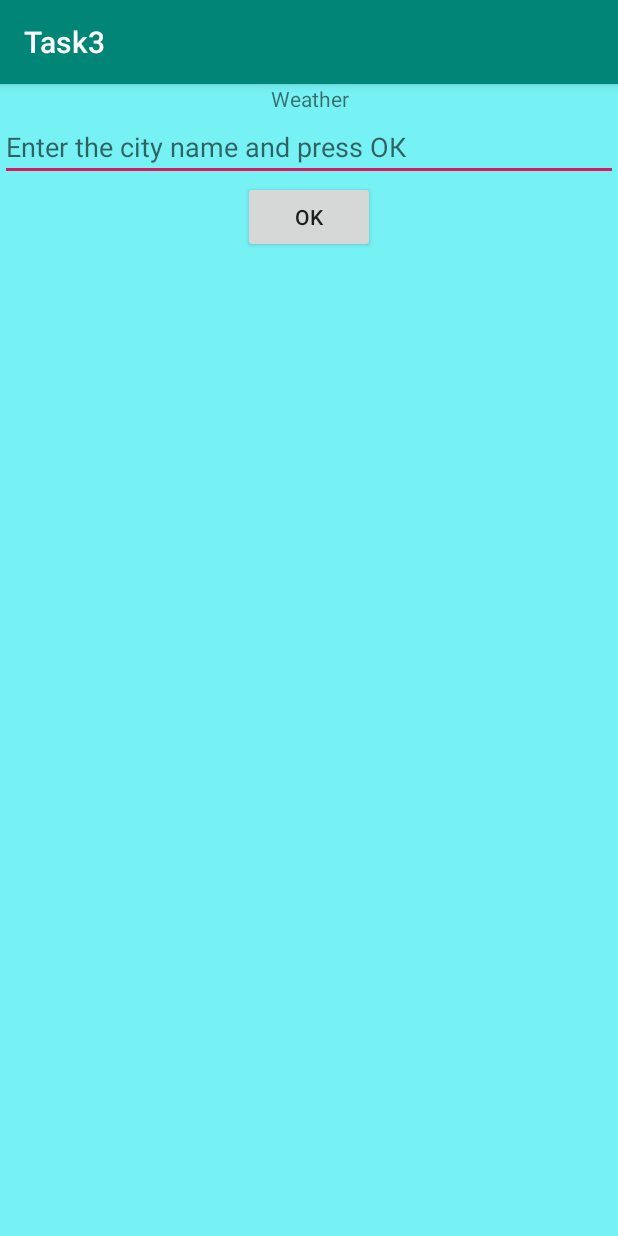
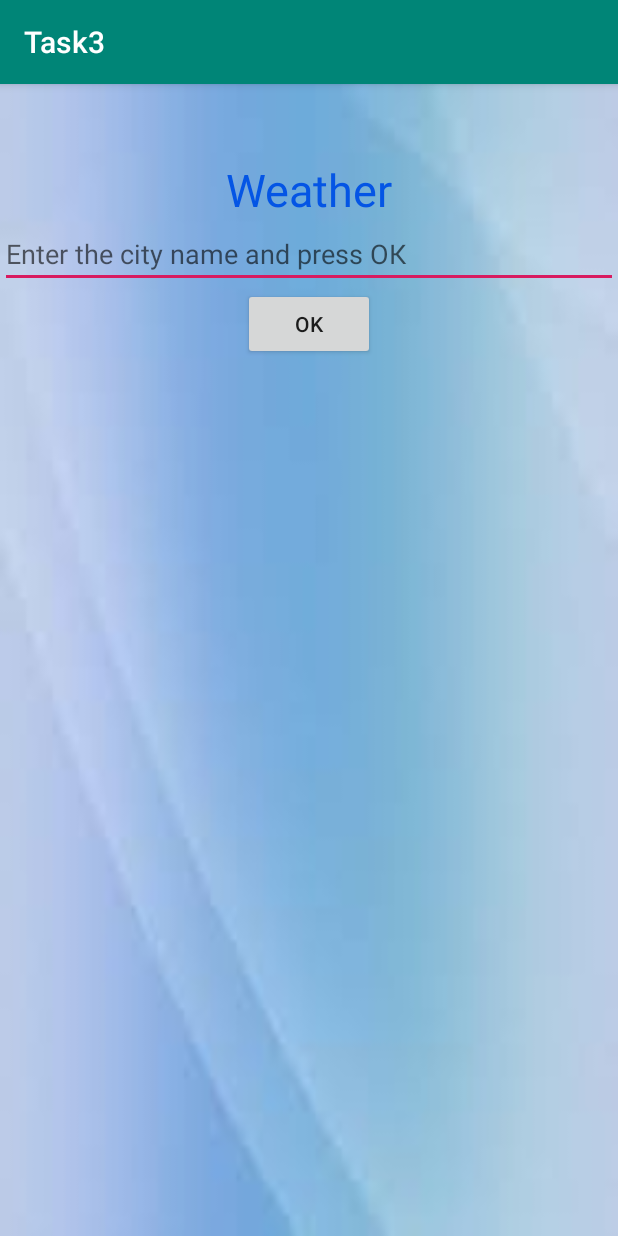
Before and after one commit to Yurok86RUS/Android_1, an Android app: the screen it shows after launch (MainActivity), on a phone screen of 412 x 824 dp. Run offline under Robolectric (Android 15) with nearby library versions, the phone set to English and light mode, and no system bars.

Commit message:
finish task

```diff
--- a/HW_3_20190424/app/src/main/res/layout/activity_main.xml
+++ b/HW_3_20190424/app/src/main/res/layout/activity_main.xml
@@ -5,23 +5,27 @@
     android:layout_width="match_parent"
     android:layout_height="match_parent"
     tools:context=".MainActivity"
-    android:background="#76f1f4"
-    android:orientation="vertical">
+    android:background="@drawable/background"
+    android:orientation="vertical"
+    android:paddingTop="50dp">
 
     <TextView
+        android:id="@+id/text_View"
         android:layout_width="match_parent"
         android:layout_height="wrap_content"
         android:gravity="center"
+        android:textSize="30dp"
+        android:textColor="#0455e5"
         android:text="@string/weather" />
 
     <EditText
         android:id="@+id/city_Name"
         android:layout_width="match_parent"
         android:layout_height="wrap_content"
-        android:layout_gravity="center_horizontal"
-        android:cursorVisible="true"
-        android:focusable="true"
         android:hint="@string/city_name" />
+    <!--android:layout_gravity="center_horizontal"-->
+        <!--android:cursorVisible="true"-->
+        <!--android:focusable="true"-->
 
     <Button
         android:id="@+id/button_OK"
--- a/HW_3_20190424/app/src/main/res/layout/activity_main2.xml
+++ b/HW_3_20190424/app/src/main/res/layout/activity_main2.xml
@@ -3,24 +3,27 @@
     xmlns:tools="http://schemas.android.com/tools"
     android:layout_width="match_parent"
     android:layout_height="match_parent"
+    android:background="@drawable/background"
     tools:context=".Main2Activity">
 
     <TableRow
         android:layout_width="wrap_content"
         android:layout_height="wrap_content"
         android:layout_weight="1">
+
         <TextView
             android:id="@+id/text_city_Name"
             android:layout_width="wrap_content"
             android:layout_height="wrap_content"
             tools:text="@string/city_name"
             android:layout_gravity="center"/>
+
         <Button
             android:id="@+id/button_Back"
             android:layout_width="wrap_content"
             android:layout_height="wrap_content"
-            android:text="@string/back"
-            android:layout_gravity="center" />
+            android:layout_gravity="center"
+            android:text="@string/back" />
     </TableRow>
 
     <TableRow
--- a/HW_3_20190424/app/src/main/res/values/styles.xml
+++ b/HW_3_20190424/app/src/main/res/values/styles.xml
@@ -10,6 +10,7 @@
 
     <style name="TextStyle" parent="Theme.AppCompat.Light.DarkActionBar">
         <item name="android:textSize">14dp</item>
+        <item name="android:textStyle">bold</item>
     </style>
 
 </resources>
```
Also changed, not shown: HW_3_20190424/app/src/main/res/drawable/background.jpg (added), HW_3_20190424/app/src/main/res/drawable/cloud.jpg (deleted).
